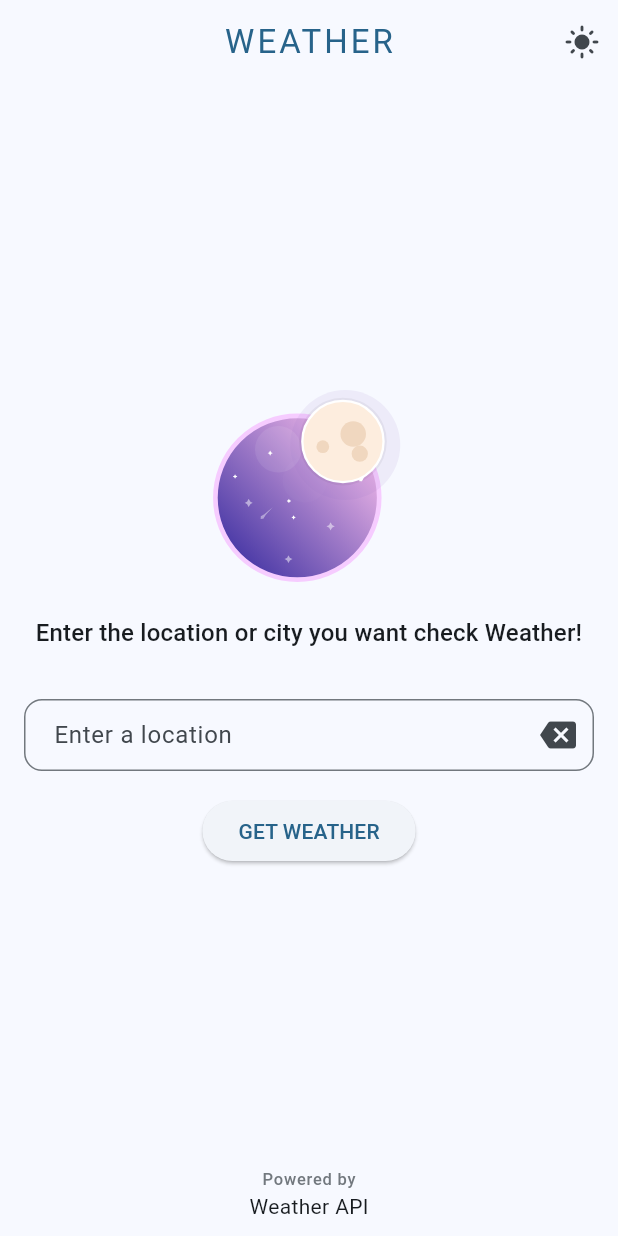
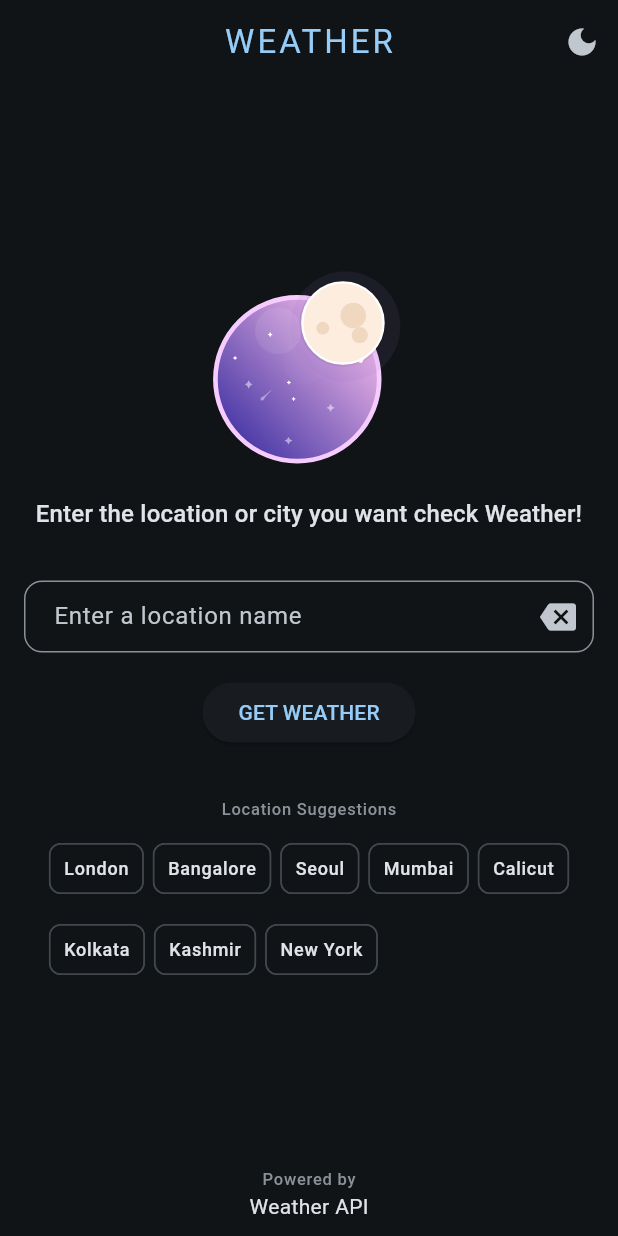
Before and after one commit to shabeen07/weather_app, a Flutter app: the screen it shows after launch, on a phone screen of 412 x 824 dp. Run offline on Flutter 3.47's test engine with Material 3 defaults, Android fonts, the phone set to English and light mode, and no system bars; our stand-ins replace bloc, equatable, flutter_bloc, lottie.

Commit message:
- Weather display design changes

```diff
--- a/lib/app.dart
+++ b/lib/app.dart
@@ -7,6 +7,7 @@ import 'package:weather_app/screens/weather_display/weather_display.dart';
 import 'package:weather_app/screens/weather_display/weather_display_bloc.dart';
 import 'package:weather_app/routes/routes.dart';
 import 'package:weather_app/services/weather_service.dart';
+import 'package:weather_app/theme/dark_mode.dart';
 import 'package:weather_app/theme/light_mode.dart';
 import 'package:weather_app/theme/theme_cubit.dart';
 
@@ -18,7 +19,7 @@ class MyApp extends StatelessWidget {
   Widget build(BuildContext context) {
     /// wrap entire app with Theme Bloc , to listen changes and update theme
     return BlocProvider(
-      create: (context) => ThemeCubit(lightMode),
+      create: (context) => ThemeCubit(darkMode),
       child: BlocBuilder<ThemeCubit, ThemeData>(
         builder: (context, state) {
           return MaterialApp(
--- a/lib/models/weather_model.dart
+++ b/lib/models/weather_model.dart
@@ -64,6 +64,7 @@ class CurrentModel {
   String? windDir;
   double? tempC;
   double? pressureIn;
+  double? pressureMb;
   double? tempF;
   int? cloud;
   double? windKph;
@@ -83,6 +84,7 @@ class CurrentModel {
       this.windDir,
       this.tempC,
       this.pressureIn,
+      this.pressureMb,
       this.tempF,
       this.cloud,
       this.windKph,
@@ -103,6 +105,7 @@ class CurrentModel {
         windDir: json['wind_dir'],
         tempC: json['temp_c'],
         pressureIn: json['pressure_in'],
+        pressureMb: json['pressure_mb'],
         tempF: json['temp_f'],
         cloud: json['cloud'],
         windKph: json['wind_kph'],
--- a/lib/screens/location_selection/location_selection.dart
+++ b/lib/screens/location_selection/location_selection.dart
@@ -18,6 +18,18 @@ class _LocationSelectionPageState extends State<LocationSelectionPage> {
 
   /// form key for validation
   final _formKey = GlobalKey<FormState>();
+
+  /// location suggestions
+  static const locations = [
+    'London',
+    'Bangalore',
+    'Seoul',
+    'Mumbai',
+    'Calicut',
+    'Kolkata',
+    'Kashmir',
+    'New York',
+  ];
 
   @override
   Widget build(BuildContext context) {
@@ -106,7 +118,8 @@ class _LocationSelectionPageState extends State<LocationSelectionPage> {
                               : null;
                         },
                         decoration: InputDecoration(
-                            contentPadding: const EdgeInsets.symmetric(horizontal: 16),
+                            contentPadding:
+                                const EdgeInsets.symmetric(horizontal: 16),
                             suffixIcon: IconButton(
                               onPressed: () {
                                 controller.clear(); // clear text
@@ -116,7 +129,7 @@ class _LocationSelectionPageState extends State<LocationSelectionPage> {
                             border: OutlineInputBorder(
                               borderRadius: BorderRadius.circular(12),
                             ),
-                            hintText: 'Enter a location'),
+                            hintText: 'Enter a location name'),
                         onFieldSubmitted: (value) {
                           _validateInput();
                         },
@@ -126,7 +139,39 @@ class _LocationSelectionPageState extends State<LocationSelectionPage> {
                           onPressed: () {
                             _validateInput();
                           },
-                          child: Text('Get Weather'.toUpperCase()))
+                          child: Text('Get Weather'.toUpperCase())),
+                      const SizedBox(height: 32),
+                      Text(
+                        'Location Suggestions',
+                        style: Theme.of(context).textTheme.labelSmall?.copyWith(
+                            color: Theme.of(context).colorScheme.outline),
+                        textAlign: TextAlign.start,
+                      ),
+                      const SizedBox(height: 8),
+                      Wrap(
+                          runSpacing: 6.0,
+                          children: locations
+                              .map((e) => Padding(
+                                    padding: const EdgeInsets.symmetric(
+                                        horizontal: 3.0),
+                                    child: ActionChip(
+                                      padding: const EdgeInsets.all(1),
+                                      label: Text(
+                                        e,
+                                        style: Theme.of(context)
+                                            .textTheme
+                                            .labelMedium,
+                                      ),
+                                      avatar: null,
+                                      onPressed: () {
+                                        /// fetch weather from suggestions
+                                        context
+                                            .read<LocationSelectionBloc>()
+                                            .add(FetchWeatherEvent(e));
+                                      },
+                                    ),
+                                  ))
+                              .toList()),
                     ],
                   ),
                 ),
--- a/lib/services/weather_service.dart
+++ b/lib/services/weather_service.dart
@@ -18,6 +18,7 @@ class WeatherService {
 
     /// if response is success ,then return [WeatherModel]
     if (response.statusCode == 200) {
+      print(result.toString());
       return WeatherModel.fromJson(result);
     }else{
       /// throw weather result error
```
Also changed, not shown: lib/screens/weather_display/weather_display.dart (+113 -27 lines).
